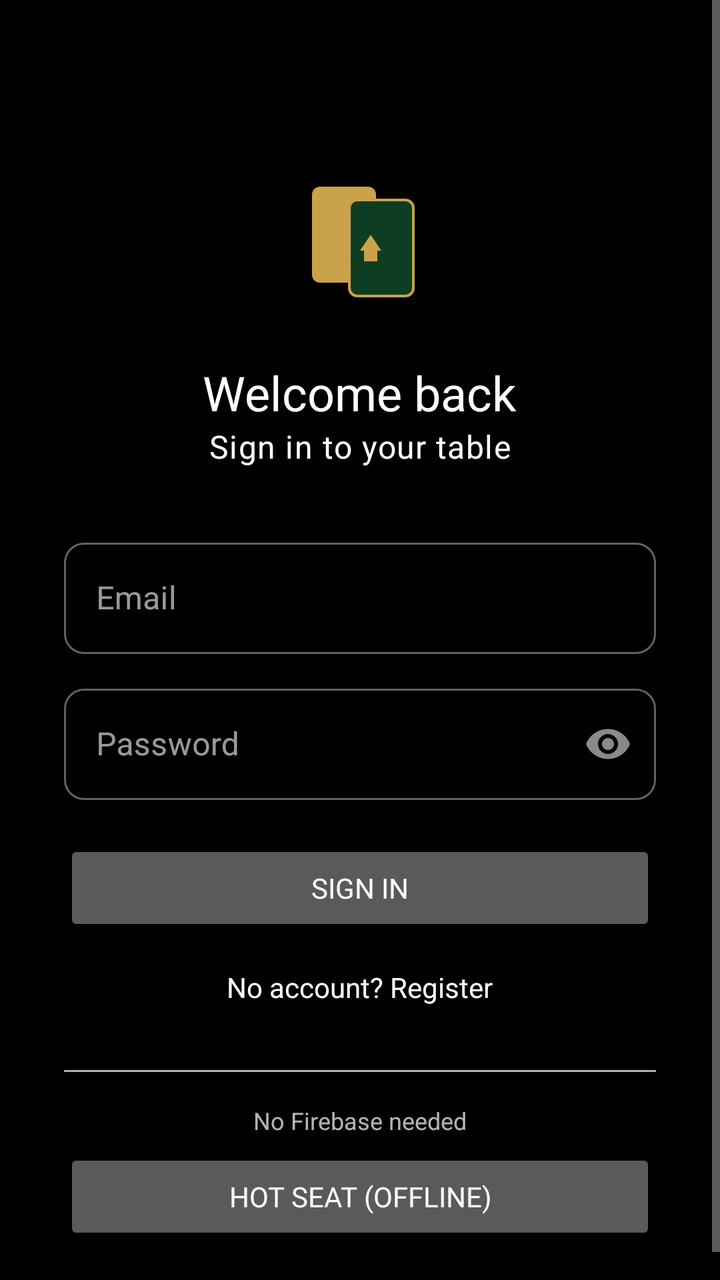
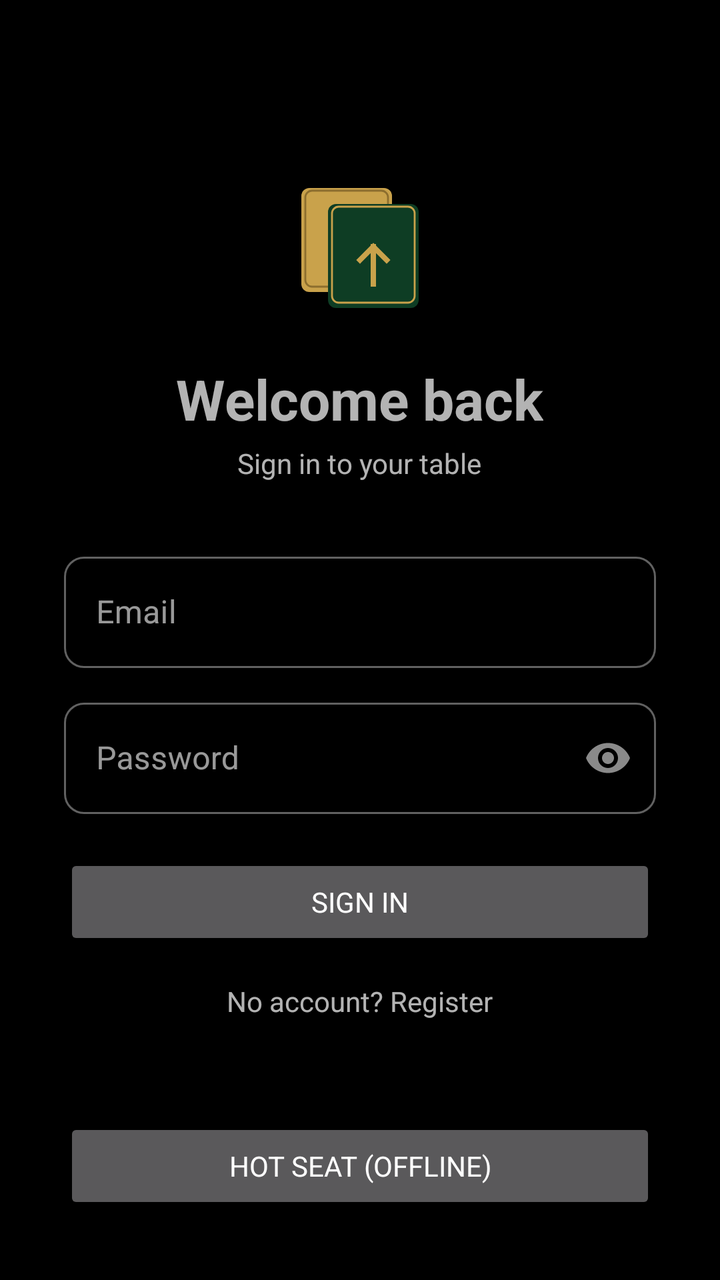

Two renders of the same Android screen: before a commit and after it. Below are the layout's source before the change and the commit's diff.
<!-- AndroidManifest.xml: application theme Theme.CardClash.Dev -->
<!-- res/layout/activity_login.xml -->
<?xml version="1.0" encoding="utf-8"?>
<ScrollView xmlns:android="http://schemas.android.com/apk/res/android"
    xmlns:app="http://schemas.android.com/apk/res-auto"
    android:layout_width="match_parent"
    android:layout_height="match_parent"
    android:fillViewport="true">

    <LinearLayout
        android:layout_width="match_parent"
        android:layout_height="wrap_content"
        android:orientation="vertical"
        android:padding="32dp"
        android:gravity="center">

        <View android:layout_width="match_parent" android:layout_height="48dp" />

        <ImageView
            android:layout_width="80dp"
            android:layout_height="80dp"
            android:src="@drawable/ic_logo_cardclash" />

        <TextView
            android:layout_width="wrap_content"
            android:layout_height="wrap_content"
            android:text="Welcome back"
            android:textAppearance="@style/CC.Text.Heading"
            android:layout_marginTop="20dp" />

        <TextView
            android:layout_width="wrap_content"
            android:layout_height="wrap_content"
            android:text="Sign in to your table"
            android:textAppearance="@style/CC.Text.Body"
            android:layout_marginBottom="32dp" />

        <com.google.android.material.textfield.TextInputLayout
            android:id="@+id/tilEmail"
            style="@style/CC.Input"
            android:layout_width="match_parent"
            android:layout_height="wrap_content"
            android:hint="Email"
            android:layout_marginBottom="12dp">
            <com.google.android.material.textfield.TextInputEditText
                android:id="@+id/etEmail"
                android:layout_width="match_parent"
                android:layout_height="wrap_content"
                android:inputType="textEmailAddress" />
        </com.google.android.material.textfield.TextInputLayout>

        <com.google.android.material.textfield.TextInputLayout
            android:id="@+id/tilPassword"
            style="@style/CC.Input"
            android:layout_width="match_parent"
            android:layout_height="wrap_content"
            android:hint="Password"
            app:passwordToggleEnabled="true"
            android:layout_marginBottom="20dp">
            <com.google.android.material.textfield.TextInputEditText
                android:id="@+id/etPassword"
                android:layout_width="match_parent"
                android:layout_height="wrap_content"
                android:inputType="textPassword" />
        </com.google.android.material.textfield.TextInputLayout>

        <Button
            android:id="@+id/btnLogin"
            android:layout_width="match_parent"
            android:layout_height="wrap_content"
            android:text="Sign In" />

        <TextView
            android:id="@+id/tvRegister"
            android:layout_width="wrap_content"
            android:layout_height="wrap_content"
            android:text="No account? Register"
            android:textColor="?attr/colorPrimary"
            android:padding="16dp" />

        <View
            android:layout_width="match_parent"
            android:layout_height="1dp"
            android:background="?android:attr/textColorSecondary"
            android:layout_marginTop="16dp"
            android:layout_marginBottom="16dp" />

        <TextView
            android:layout_width="wrap_content"
            android:layout_height="wrap_content"
            android:text="No Firebase needed"
            android:textSize="12sp"
            android:layout_marginBottom="6dp" />

        <Button
            android:id="@+id/btnHotSeat"
            android:layout_width="match_parent"
            android:layout_height="wrap_content"
            android:text="Hot Seat (Offline)" />

    </LinearLayout>
</ScrollView>
<!-- resources referenced by this layout -->
<resources>
  <!-- drawable ic_logo_cardclash (drawable) -->
  <?xml version="1.0" encoding="utf-8"?>
  <vector xmlns:android="http://schemas.android.com/apk/res/android"
      android:width="120dp"
      android:height="120dp"
      android:viewportWidth="120"
      android:viewportHeight="120">
      
      <path
          android:fillColor="#C9A24B"
          android:pathData="M30,20 h36 a6,6 0 0 1 6,6 v60 a6,6 0 0 1 -6,6 h-36 a6,6 0 0 1 -6,-6 v-60 a6,6 0 0 1 6,-6 z" />
      <path
          android:fillColor="#0E3D24"
          android:strokeColor="#C9A24B"
          android:strokeWidth="2"
          android:pathData="M58,30 h36 a6,6 0 0 1 6,6 v60 a6,6 0 0 1 -6,6 h-36 a6,6 0 0 1 -6,-6 v-60 a6,6 0 0 1 6,-6 z" />
      <path
          android:fillColor="#C9A24B"
          android:pathData="M76,68 l-8,-12 l-8,12 l3,0 l0,8 l10,0 l0,-8 z" />
  </vector>
  <style name="CC.Input" parent="Widget.MaterialComponents.TextInputLayout.OutlinedBox">
          <item name="boxCornerRadiusTopStart">10dp</item>
          <item name="boxCornerRadiusTopEnd">10dp</item>
          <item name="boxCornerRadiusBottomStart">10dp</item>
          <item name="boxCornerRadiusBottomEnd">10dp</item>
      </style>
  <style name="CC.Text.Body" parent="TextAppearance.MaterialComponents.Body1" />
  <style name="CC.Text.Heading" parent="TextAppearance.MaterialComponents.Headline5">
          <item name="android:fontFamily">serif</item>
      </style>
  <color name="dev_text_primary">#FFFFFF</color>
  <color name="dev_background">#000000</color>
  <color name="dev_surface">#111111</color>
  <color name="dev_text_secondary">#B0B0B0</color>
  <color name="dev_text_hint">#666666</color>
  <style name="CC.Button.Dev" parent="Widget.MaterialComponents.Button">
          <item name="backgroundTint">@null</item>
          <item name="android:background">@drawable/bg_btn_primary_dev</item>
          <item name="android:textColor">@color/dev_btn_text</item>
          <item name="cornerRadius">0dp</item>
          <item name="android:fontFamily">sans-serif-medium</item>
          <item name="android:letterSpacing">0.04</item>
          <item name="android:textAllCaps">false</item>
          <item name="android:textStyle">bold</item>
          <item name="android:textSize">14sp</item>
          <item name="android:minHeight">44dp</item>
          <item name="android:minWidth">72dp</item>
          <item name="android:paddingLeft">14dp</item>
          <item name="android:paddingRight">14dp</item>
          <item name="elevation">0dp</item>
          <item name="rippleColor">@color/dev_pressed</item>
      </style>
  <style name="CC.Switch.Dev" parent="Widget.AppCompat.CompoundButton.Switch">
          <item name="android:thumbTint">@color/dev_text_primary</item>
          <item name="android:trackTint">@color/dev_surface_elev</item>
      </style>
  <color name="dev_pressed">#444444</color>
  <color name="dev_surface_elev">#1F1F1F</color>
  <color name="dev_disabled_bg">#222222</color>
  <color name="dev_disabled_text">#555555</color>
  <!-- unchanged entries left out for length: 2 -->
</resources>

<!-- the commit's change to res/layout/activity_login.xml (unified diff, before → after) -->
@@ -20,17 +20,21 @@
             android:src="@drawable/ic_logo_cardclash" />
 
         <TextView
+            android:id="@+id/tvWelcome"
             android:layout_width="wrap_content"
             android:layout_height="wrap_content"
             android:text="Welcome back"
-            android:textAppearance="@style/CC.Text.Heading"
+            android:textSize="28sp"
+            android:textStyle="bold"
             android:layout_marginTop="20dp" />
 
         <TextView
+            android:id="@+id/tvSubtitle"
             android:layout_width="wrap_content"
             android:layout_height="wrap_content"
             android:text="Sign in to your table"
-            android:textAppearance="@style/CC.Text.Body"
+            android:textSize="14sp"
+            android:layout_marginTop="4dp"
             android:layout_marginBottom="32dp" />
 
         <com.google.android.material.textfield.TextInputLayout
@@ -66,35 +70,27 @@
             android:id="@+id/btnLogin"
             android:layout_width="match_parent"
             android:layout_height="wrap_content"
-            android:text="Sign In" />
+            android:text="SIGN IN" />
 
         <TextView
             android:id="@+id/tvRegister"
             android:layout_width="wrap_content"
             android:layout_height="wrap_content"
             android:text="No account? Register"
-            android:textColor="?attr/colorPrimary"
             android:padding="16dp" />
 
         <View
+            android:id="@+id/divider"
             android:layout_width="match_parent"
             android:layout_height="1dp"
-            android:background="?android:attr/textColorSecondary"
             android:layout_marginTop="16dp"
             android:layout_marginBottom="16dp" />
-
-        <TextView
-            android:layout_width="wrap_content"
-            android:layout_height="wrap_content"
-            android:text="No Firebase needed"
-            android:textSize="12sp"
-            android:layout_marginBottom="6dp" />
 
         <Button
             android:id="@+id/btnHotSeat"
             android:layout_width="match_parent"
             android:layout_height="wrap_content"
-            android:text="Hot Seat (Offline)" />
+            android:text="HOT SEAT (OFFLINE)" />
 
     </LinearLayout>
 </ScrollView>
<!-- resource entries referenced after the edit -->
@@ -10,25 +10,35 @@
       
       <path
           android:fillColor="#C9A24B"
-          android:pathData="M30,20 h36 a6,6 0 0 1 6,6 v60 a6,6 0 0 1 -6,6 h-36 a6,6 0 0 1 -6,-6 v-60 a6,6 0 0 1 6,-6 z" />
+          android:pathData="M22,20 h56 a6,6 0 0 1 6,6 v66 a6,6 0 0 1 -6,6 h-56 a6,6 0 0 1 -6,-6 v-66 a6,6 0 0 1 6,-6 z" />
+      <path
+          android:fillColor="#00000000"
+          android:strokeColor="#8C6E2E"
+          android:strokeWidth="1.4"
+          android:pathData="M24,22 h52 a5,5 0 0 1 5,5 v62 a5,5 0 0 1 -5,5 h-52 a5,5 0 0 1 -5,-5 v-62 a5,5 0 0 1 5,-5 z" />
+      
       <path
           android:fillColor="#0E3D24"
+          android:pathData="M42,32 h56 a6,6 0 0 1 6,6 v66 a6,6 0 0 1 -6,6 h-56 a6,6 0 0 1 -6,-6 v-66 a6,6 0 0 1 6,-6 z" />
+      <path
+          android:fillColor="#00000000"
           android:strokeColor="#C9A24B"
-          android:strokeWidth="2"
-          android:pathData="M58,30 h36 a6,6 0 0 1 6,6 v60 a6,6 0 0 1 -6,6 h-36 a6,6 0 0 1 -6,-6 v-60 a6,6 0 0 1 6,-6 z" />
+          android:strokeWidth="1.4"
+          android:pathData="M44,34 h52 a5,5 0 0 1 5,5 v62 a5,5 0 0 1 -5,5 h-52 a5,5 0 0 1 -5,-5 v-62 a5,5 0 0 1 5,-5 z" />
+      
       <path
-          android:fillColor="#C9A24B"
-          android:pathData="M76,68 l-8,-12 l-8,12 l3,0 l0,8 l10,0 l0,-8 z" />
+          android:fillColor="#00000000"
+          android:strokeColor="#C9A24B"
+          android:strokeWidth="4"
+          android:strokeLineCap="square"
+          android:strokeLineJoin="miter"
+          android:pathData="M70,92 V64 M70,64 L60,74 M70,64 L80,74" />
   </vector>
   <style name="CC.Input" parent="Widget.MaterialComponents.TextInputLayout.OutlinedBox">
           <item name="boxCornerRadiusTopStart">10dp</item>
           <item name="boxCornerRadiusTopEnd">10dp</item>
           <item name="boxCornerRadiusBottomStart">10dp</item>
           <item name="boxCornerRadiusBottomEnd">10dp</item>
-      </style>
-  <style name="CC.Text.Body" parent="TextAppearance.MaterialComponents.Body1" />
-  <style name="CC.Text.Heading" parent="TextAppearance.MaterialComponents.Headline5">
-          <item name="android:fontFamily">serif</item>
       </style>
   <color name="dev_text_primary">#FFFFFF</color>
   <color name="dev_background">#000000</color>
